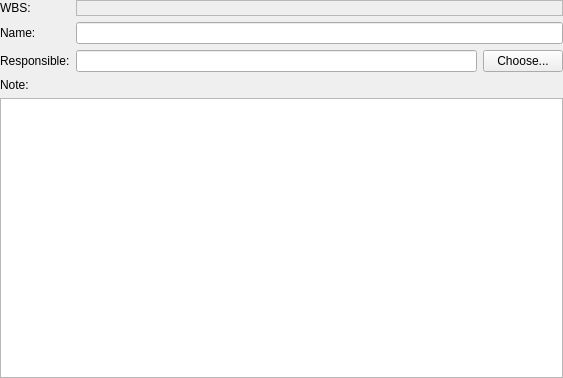
Qt form kplato/libs/ui/kptsummarytaskgeneralpanelbase.ui (KDE/calligra) before a commit.
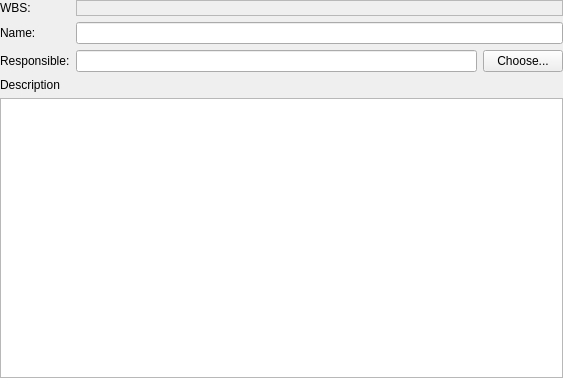
The same form after that commit. Custom widgets are drawn as their Qt base class.

Commit message: Call description description everywhere (not notes, summary...)

What changed in the file:
```diff
--- a/kplato/libs/ui/kptsummarytaskgeneralpanelbase.ui
+++ b/kplato/libs/ui/kptsummarytaskgeneralpanelbase.ui
@@ -146,8 +146,8 @@
        <verstretch>0</verstretch>
       </sizepolicy>
      </property>
-     <property name="text" >
-      <string>Note:</string>
+     <property name="text">
+      <string>Description</string>
      </property>
      <property name="wordWrap" >
       <bool>false</bool>
@@ -162,8 +162,8 @@
    </item>
   </layout>
  </widget>
- <layoutdefault spacing="6" margin="11" />
-  <customwidgets>
+ <layoutdefault spacing="6" margin="11"/>
+ <customwidgets>
   <customwidget>
    <class>KLineEdit</class>
    <extends>QLineEdit</extends>
```
Left out of the diff: 119 changed lines with no effect on the pictures. The commit also changes 9 other files.
